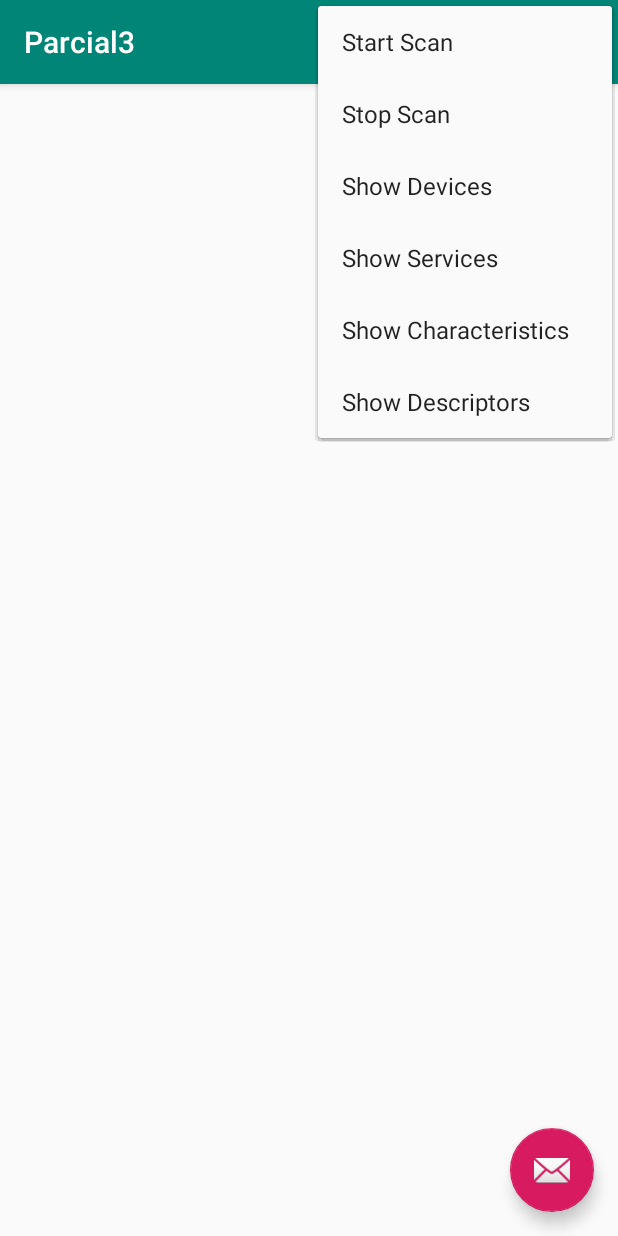
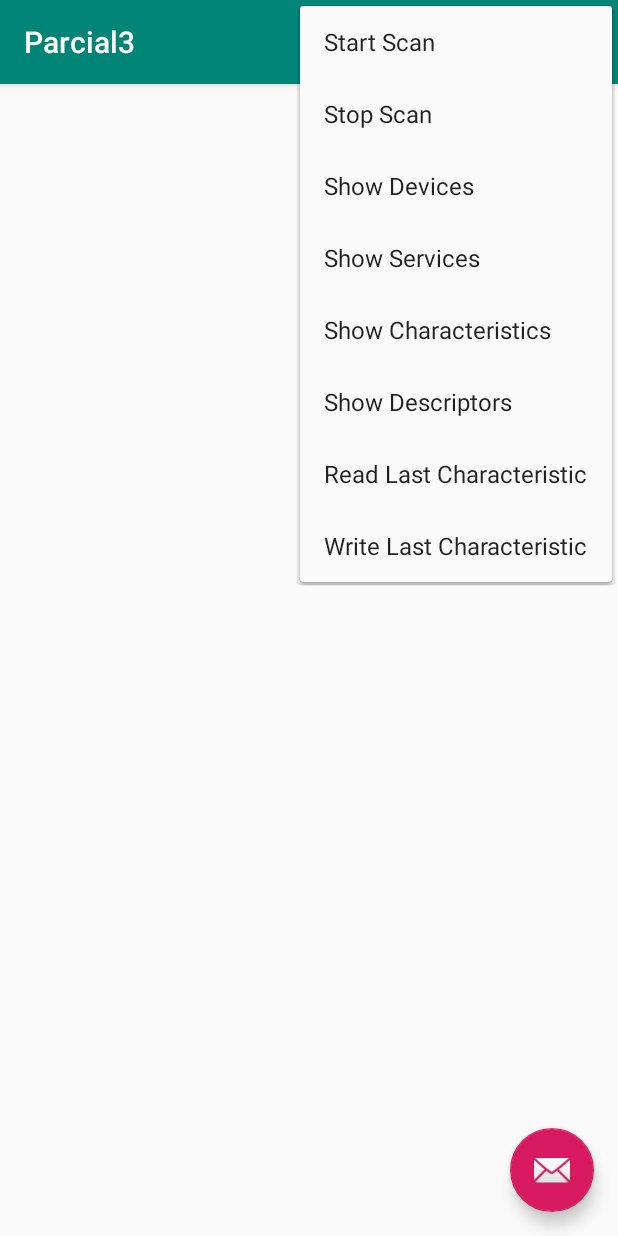
Before and after one commit to jersy96/movilParcial3, an Android app: the screen it shows after launch (MainActivity), with the options menu open, on a phone screen of 412 x 824 dp. Run offline under Robolectric (Android 15) with nearby library versions, the phone set to English and light mode, and no system bars.

Commit message:
Create the readLastCharacteristic() and writeLastCharacteristic() methods in the BleManager class

```diff
--- a/app/src/main/res/menu/menu_main.xml
+++ b/app/src/main/res/menu/menu_main.xml
@@ -34,5 +34,15 @@
             android:orderInCategory="100"
             android:title="@string/action_show_descriptors"
             app:showAsAction="never" />
+        <item
+            android:id="@+id/action_read_last_characteristic"
+            android:orderInCategory="100"
+            android:title="@string/action_read_last_characteristic"
+            app:showAsAction="never" />
+        <item
+            android:id="@+id/action_write_last_characteristic"
+            android:orderInCategory="100"
+            android:title="@string/action_write_last_characteristic"
+            app:showAsAction="never" />
     </group>
 </menu>
--- a/app/src/main/res/values/strings.xml
+++ b/app/src/main/res/values/strings.xml
@@ -6,4 +6,6 @@
     <string name="action_show_services">Show Services</string>
     <string name="action_show_characteristics">Show Characteristics</string>
     <string name="action_show_descriptors">Show Descriptors</string>
+    <string name="action_read_last_characteristic">Read Last Characteristic</string>
+    <string name="action_write_last_characteristic">Write Last Characteristic</string>
 </resources>
```
Also changed, not shown: app/src/main/java/com/example/parcial3/MainActivity.java (+17 -0 lines), app/src/main/java/com/example/parcial3/ble/BleManager.java (+29 -0 lines).
